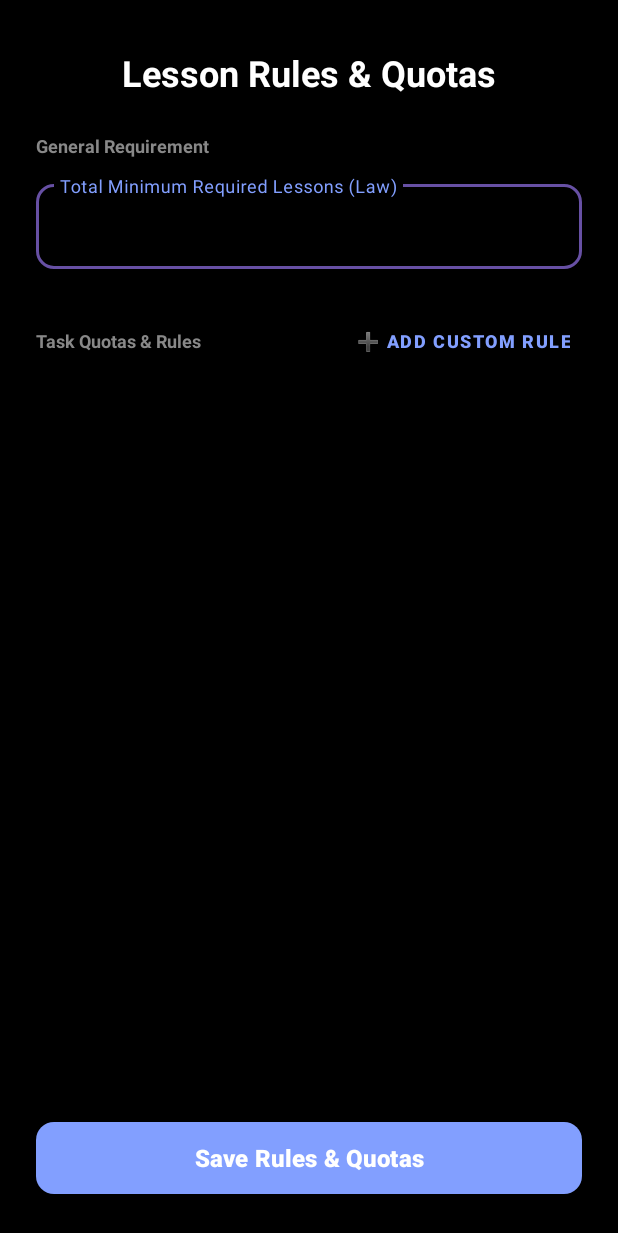
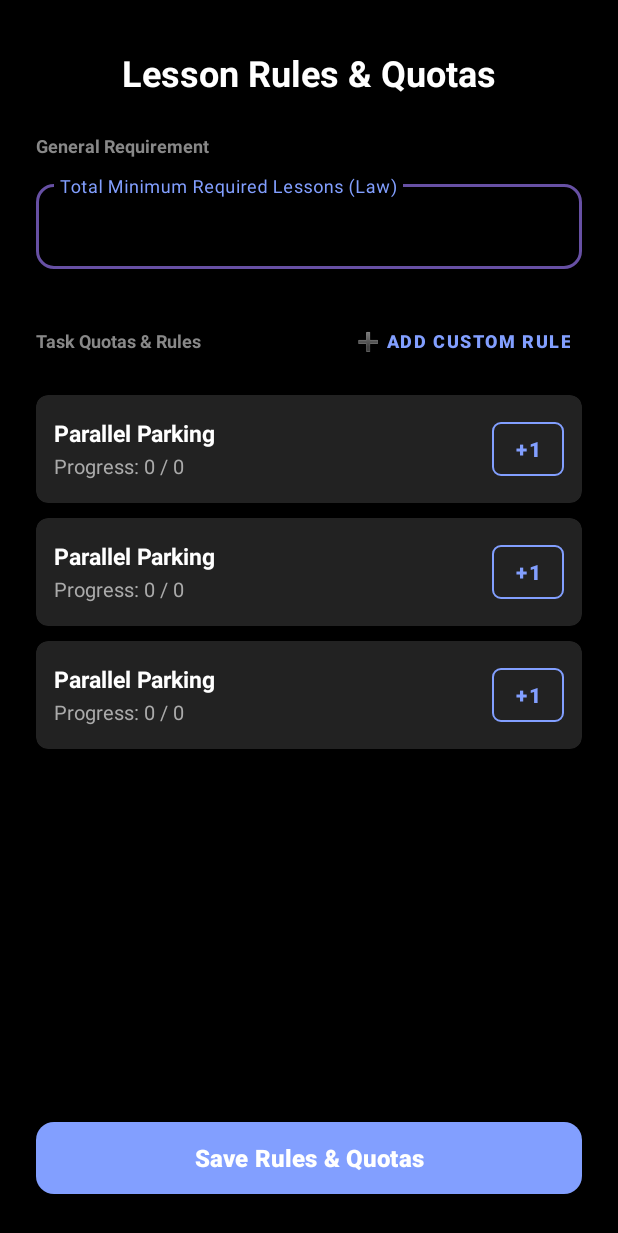
Before and after one commit to orian43/DriveCoachApplication_01_26A10208, an Android app: the layout activity_lesson_settings.xml on its own in the app's theme, with its tools: preview values and no code run, on a phone screen of 412 x 824 dp. Shown: the top 1233 px of the screen. Run offline under Robolectric (Android 15) with nearby library versions, the light colour scheme and no system bars.

Commit message:
Fixed an error in the Rules/Settings display UI screen.

```diff
--- a/app/src/main/res/layout/activity_lesson_settings.xml
+++ b/app/src/main/res/layout/activity_lesson_settings.xml
@@ -96,7 +96,7 @@
             android:layout_weight="1"
             android:nestedScrollingEnabled="false"
             android:layout_marginBottom="24dp"
-            tools:listitem="@layout/item_lesson_rule" />
+            tools:listitem="@layout/item_progress_task" />
 
         <com.google.android.material.button.MaterialButton
             android:id="@+id/btnSaveSettings"
```
